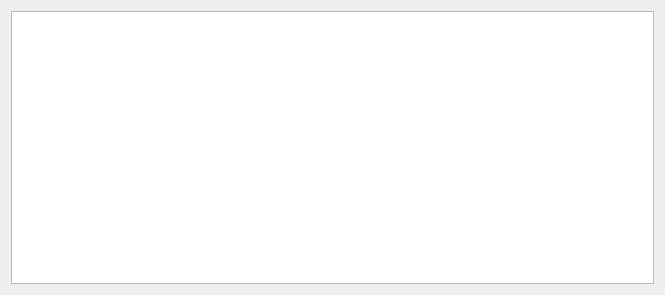
This is xapps/xlinguist/src/mainwindow.ui in x-tools-author/x-tools as Qt 5 draws it before an edit. The edited form follows.
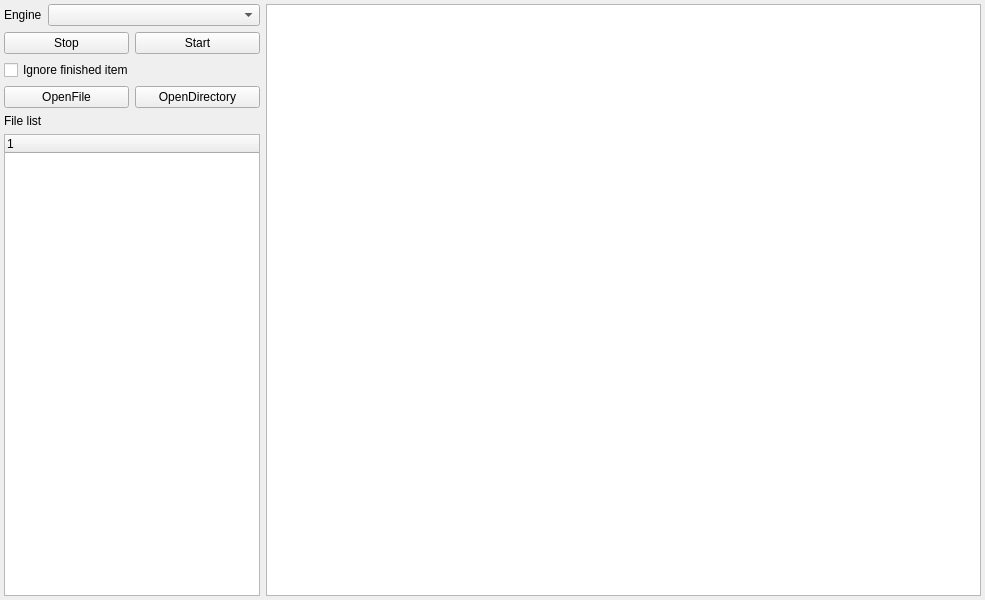
This is the edited form.

The edit to the form file:
```diff
--- a/xapps/xlinguist/src/mainwindow.ui
+++ b/xapps/xlinguist/src/mainwindow.ui
@@ -1,23 +1,118 @@
 <?xml version="1.0" encoding="UTF-8"?>
 <ui version="4.0">
  <class>MainWindow</class>
- <widget class="QWidget" name="MainWindow">
+ <widget class="QMainWindow" name="MainWindow">
   <property name="geometry">
    <rect>
     <x>0</x>
     <y>0</y>
-    <width>665</width>
-    <height>295</height>
+    <width>985</width>
+    <height>600</height>
    </rect>
   </property>
   <property name="windowTitle">
    <string>Form</string>
   </property>
-  <layout class="QGridLayout" name="gridLayout">
-   <item row="0" column="0">
-    <widget class="QTableView" name="tableView"/>
-   </item>
-  </layout>
+  <widget class="QWidget" name="centralwidget">
+   <layout class="QGridLayout" name="gridLayout">
+    <property name="leftMargin">
+     <number>4</number>
+    </property>
+    <property name="topMargin">
+     <number>4</number>
+    </property>
+    <property name="rightMargin">
+     <number>4</number>
+    </property>
+    <property name="bottomMargin">
+     <number>4</number>
+    </property>
+    <item row="2" column="0" colspan="2">
+     <widget class="QCheckBox" name="checkBoxIgnored">
+      <property name="text">
+       <string>Ignore finished item</string>
+      </property>
+     </widget>
+    </item>
+    <item row="0" column="0">
+     <widget class="QLabel" name="label">
+      <property name="sizePolicy">
+       <sizepolicy hsizetype="Fixed" vsizetype="Preferred">
+        <horstretch>0</horstretch>
+        <verstretch>0</verstretch>
+       </sizepolicy>
+      </property>
+      <property name="text">
+       <string>Engine</string>
+      </property>
+     </widget>
+    </item>
+    <item row="5" column="0" colspan="2">
+     <widget class="QTreeWidget" name="treeWidget">
+      <property name="sizePolicy">
+       <sizepolicy hsizetype="Preferred" vsizetype="Expanding">
+        <horstretch>0</horstretch>
+        <verstretch>0</verstretch>
+       </sizepolicy>
+      </property>
+      <column>
+       <property name="text">
+        <string notr="true">1</string>
+       </property>
+      </column>
+     </widget>
+    </item>
+    <item row="0" column="2" rowspan="6">
+     <widget class="QTextBrowser" name="textBrowser"/>
+    </item>
+    <item row="1" column="0" colspan="2">
+     <layout class="QHBoxLayout" name="horizontalLayout">
+      <item>
+       <widget class="QPushButton" name="pushButtonStop">
+        <property name="text">
+         <string>Stop</string>
+        </property>
+       </widget>
+      </item>
+      <item>
+       <widget class="QPushButton" name="pushButtonStart">
+        <property name="text">
+         <string>Start</string>
+        </property>
+       </widget>
+      </item>
+     </layout>
+    </item>
+    <item row="4" column="0" colspan="2">
+     <widget class="QLabel" name="label_2">
+      <property name="text">
+       <string>File list</string>
+      </property>
+     </widget>
+    </item>
+    <item row="0" column="1">
+     <widget class="QComboBox" name="comboBoxEngine"/>
+    </item>
+    <item row="3" column="0" colspan="2">
+     <layout class="QHBoxLayout" name="horizontalLayout_2">
+      <item>
+       <widget class="QPushButton" name="pushButtonOpenFile">
+        <property name="text">
+         <string>OpenFile</string>
+        </property>
+       </widget>
+      </item>
+      <item>
+       <widget class="QPushButton" name="pushButtonOpenDir">
+        <property name="text">
+         <string>OpenDirectory</string>
+        </property>
+       </widget>
+      </item>
+     </layout>
+    </item>
+   </layout>
+  </widget>
  </widget>
  <resources/>
  <connections/>
```
Left out of the diff: 2 changed lines with no effect on the pictures.
